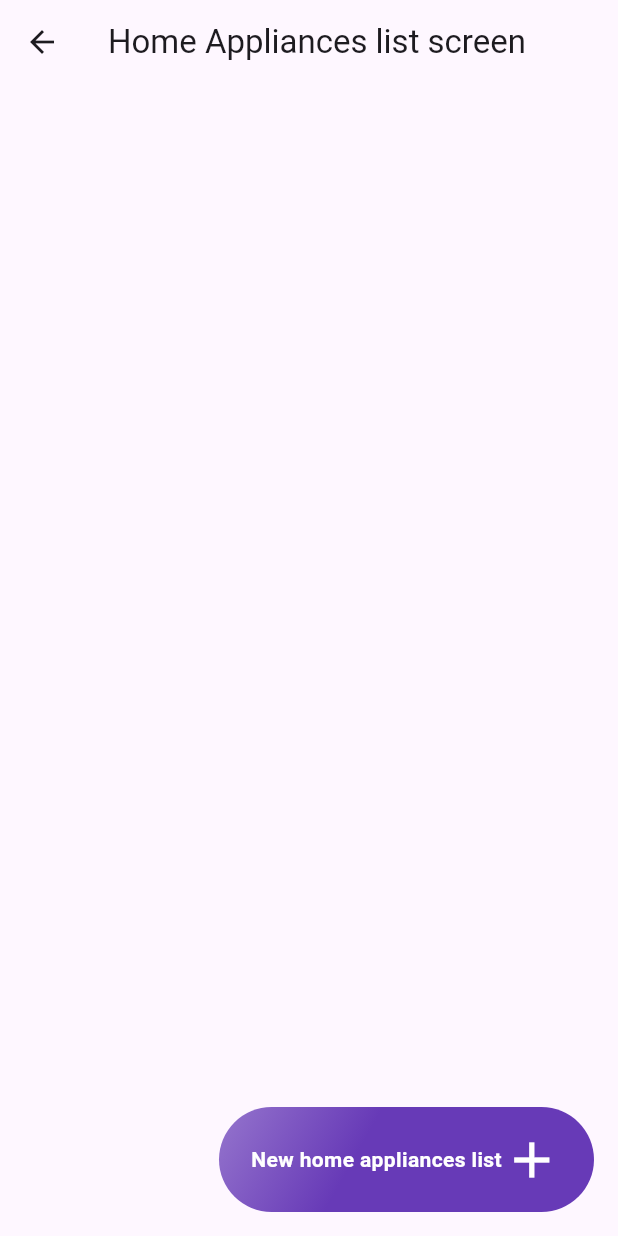
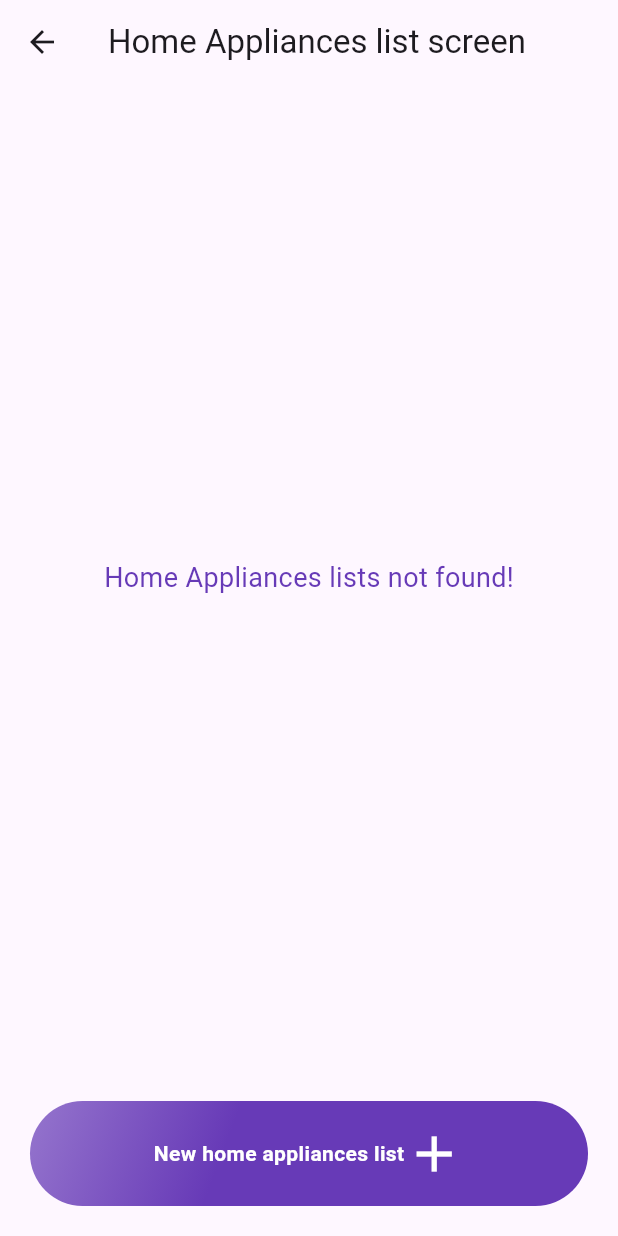
Before and after one commit to Namoz007/shoplist, a Flutter app: the HomeAppliancesScreen screen opened directly, on a phone screen of 412 x 824 dp. Run offline on Flutter 3.47's test engine with Material 3 defaults, Android fonts, the phone set to English and light mode, and no system bars; our stand-ins replace bloc, flutter_bloc, get_it, hive, hive_flutter, shimmer; accounts and stored records are empty.

Commit message:
end commit

```diff
--- a/lib/features/clothes_list/presentation/screens/clothes_list_screen.dart
+++ b/lib/features/clothes_list/presentation/screens/clothes_list_screen.dart
@@ -59,7 +59,7 @@ class _ClothesListScreenState extends State<ClothesListScreen> {
           return Container();
         },
       ),
-      floatingActionButton: CreateListButton(
+      bottomNavigationBar: CreateListButton(
         buttonText: "New clothes list",
         containerColors: [
           Colors.deepPurple.shade300,
--- a/lib/features/electronic_list/presentation/screens/electronic_list_screen.dart
+++ b/lib/features/electronic_list/presentation/screens/electronic_list_screen.dart
@@ -61,7 +61,7 @@ class _ElectronicListScreenState extends State<ElectronicListScreen> {
           return Container();
         },
       ),
-      floatingActionButton: CreateListButton(
+      bottomNavigationBar: CreateListButton(
         buttonText: "New electronic list",
         containerColors: [
           Colors.deepPurple.shade300,
--- a/lib/features/food_list/presentation/screen/food_list_screen.dart
+++ b/lib/features/food_list/presentation/screen/food_list_screen.dart
@@ -62,7 +62,7 @@ class _FoodListScreenState extends State<FoodListScreen> {
           return Container();
         },
       ),
-      floatingActionButton: CreateListButton(
+      bottomNavigationBar: CreateListButton(
         buttonText: "New food list",
         containerColors: [
           Colors.deepPurple.shade300,
--- a/lib/features/home_appliance_list/presentation/screens/home_appliances_screen.dart
+++ b/lib/features/home_appliance_list/presentation/screens/home_appliances_screen.dart
@@ -9,6 +9,13 @@ class HomeAppliancesScreen extends StatefulWidget {
 }
 
 class _HomeAppliancesScreenState extends State<HomeAppliancesScreen> {
+
+  @override
+  void initState() {
+    super.initState();
+    context.read<ListsManagementBloc>().add(GetAllListsManagementEventFromStorage(category: listsCategory.appliance));
+  }
+
   @override
   Widget build(BuildContext context) {
     return Scaffold(
@@ -41,19 +48,19 @@ class _HomeAppliancesScreenState extends State<HomeAppliancesScreen> {
           }
 
           if (state is LoadedListManagementState) {
-            if(state.lists.isNotEmpty || state.lists.where((value) => value.category == listsCategory.electronic).toList().isNotEmpty){
+            if(state.lists.where((value) => value.category == listsCategory.appliance).toList().isNotEmpty){
               return ShowListsForCategory(
                 category: listsCategory.appliance,
                 lists: state.lists.where((value) => value.category == listsCategory.appliance).toList(),
               );
             }else{
-              return const Center(child: Text("Electronic lists not found!",style: TextStyle(fontSize: 18,color: Colors.deepPurple),),);
+              return const Center(child: Text("Home Appliances lists not found!",style: TextStyle(fontSize: 18,color: Colors.deepPurple),),);
             }
           }
           return Container();
         },
       ),
-      floatingActionButton: CreateListButton(
+      bottomNavigationBar: CreateListButton(
         buttonText: "New home appliances list",
         containerColors: [
           Colors.deepPurple.shade300,
--- a/lib/utils/buttons/create_list_button.dart
+++ b/lib/utils/buttons/create_list_button.dart
@@ -24,8 +24,7 @@ class _CreateListButtonState extends State<CreateListButton> {
       },
       child: Container(
         height: 70,
-        width: 250,
-
+        margin: const EdgeInsets.symmetric(horizontal: 20,vertical: 20),
         decoration: BoxDecoration(
           borderRadius: BorderRadius.circular(35),
           gradient: LinearGradient(
```
Also changed, not shown: pubspec.yaml (+8 -0 lines), assets/icon/app_icon.png (added), pubspec.lock, 17 other files.
